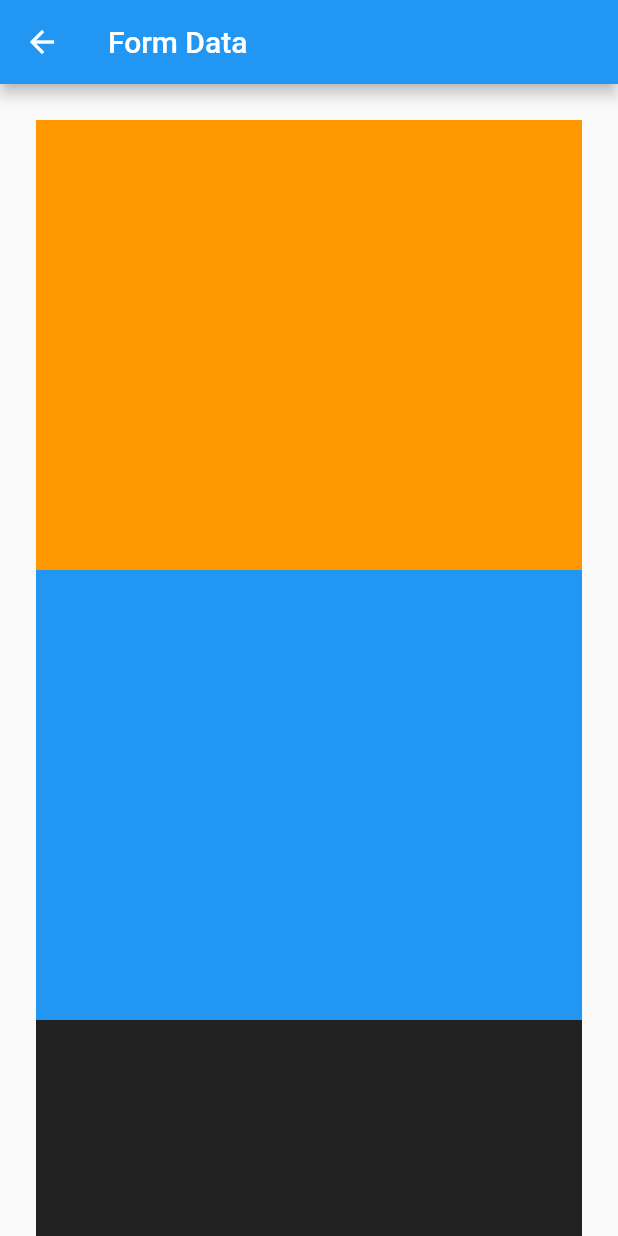
After one commit to ishanEPR/Flutter-Practice, a Flutter app: the screen it shows after launch, after a tap on the "next plan" icon, on a phone screen of 412 x 824 dp. The commit adds this screen. Run offline on Flutter 3.47's test engine with Material 2 defaults, Android fonts, the phone set to English and light mode, and no system bars.

Commit message:
add single child scroll view

```diff
--- a/lib/screens/home_page.dart
+++ b/lib/screens/home_page.dart
@@ -1,5 +1,7 @@
 import 'package:flutter/material.dart';
 import 'package:flutter_app/screens/second_page.dart';
+
+import 'new_form.dart';
 
 class HomePage extends StatefulWidget {
   // HomePage(this.title, {String title});
@@ -16,28 +18,41 @@ class _HomePageState extends State<HomePage> {
   Widget build(BuildContext context) {
     return Scaffold(
       appBar: AppBar(
-        title:Text("Flutter Navigation"),
+        title: Text("Flutter Navigation"),
+        leading: IconButton(
+          icon: Icon(Icons.next_plan),
+          onPressed: () {
+            Navigator.of(context).push(MaterialPageRoute(builder: (_) {
+              return new_form();
+            }));
+          },
+
+        ),
       ),
       body: Center(
         child: Column(
           mainAxisAlignment: MainAxisAlignment.center,
           crossAxisAlignment: CrossAxisAlignment.center,
           children: [
-            Text('Flutter Navigation',style: TextStyle(fontSize: 25.0),),
+            Text('Flutter Navigation', style: TextStyle(fontSize: 25.0),),
+
           ],
         ),
 
       ),
       floatingActionButton: FloatingActionButton(
+
         child: Icon(Icons.add),
-        onPressed: (){
-          Navigator.of(context).push(MaterialPageRoute(builder:(_){
+        onPressed: () {
+          Navigator.of(context).push(MaterialPageRoute(builder: (_) {
             return Second_page("Ishan");
           }));
 
-       //   Navigator.of(context).pushNamed("/second");
+          //   Navigator.of(context).pushNamed("/second");
         },
       ),
+
     );
   }
+
 }
--- /dev/null
+++ b/lib/screens/new_form.dart
@@ -0,0 +1,41 @@
+import 'package:flutter/material.dart';
+
+
+class new_form extends StatefulWidget {
+  @override
+  _new_formState createState() => _new_formState();
+}
+
+class _new_formState extends State<new_form> {
+  @override
+  Widget build(BuildContext context) {
+    return Scaffold(
+      appBar: AppBar(
+        title: Text('Form Data'),
+      ),
+      body: SingleChildScrollView(
+        child: Container(
+          margin: const EdgeInsets.all(24.0),
+          child: Column(
+            children: [
+              Container(
+                color: Colors.orange,
+                height: 300.0,
+              ),
+              Container(
+                color: Colors.blue,
+                height: 300.0,
+              ),
+              Container(
+                color: Colors.black87,
+                height: 300.0,
+              ),
+
+            ],
+          ),
+
+        ),
+      ),
+    );
+  }
+}
```
